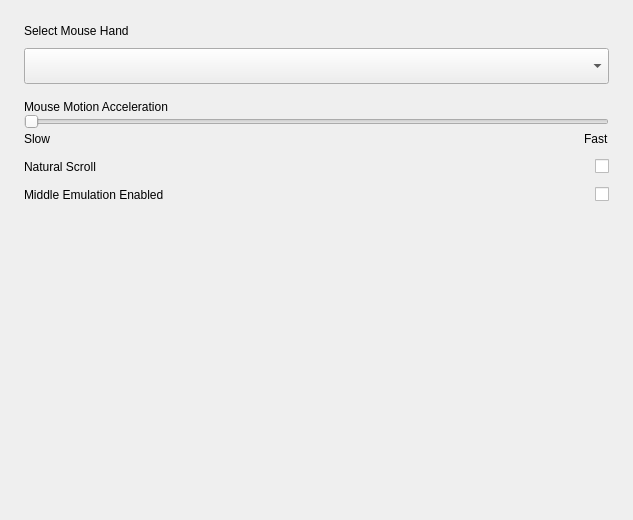
The window that plugins/mouse/src/mouse-page.ui (openeuler-mirror/kiran-control-panel) describes before a commit, drawn with Qt 5.
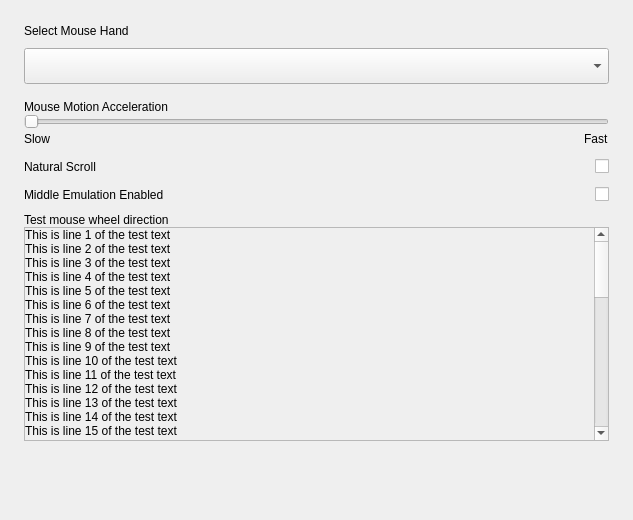
The same window after the commit. Custom widgets are drawn as their Qt base class.

Commit message:
fix(mouse):add mouse wheel direction test if compile with MOUSE_WHEEL_TEST_VISIBLE=ON
- 当编译选项MOUSE_WHEEL_TEST_VISIBLE=ON时，显示文本框用于测试鼠标滚轮方向

Fix #9124

The edit to the form file:
```diff
--- a/plugins/mouse/src/mouse-page.ui
+++ b/plugins/mouse/src/mouse-page.ui
@@ -295,6 +295,143 @@
          </item>
         </layout>
        </item>
+       <item>
+        <spacer name="verticalSpacer_6">
+         <property name="orientation">
+          <enum>Qt::Vertical</enum>
+         </property>
+         <property name="sizeType">
+          <enum>QSizePolicy::Fixed</enum>
+         </property>
+         <property name="sizeHint" stdset="0">
+          <size>
+           <width>20</width>
+           <height>8</height>
+          </size>
+         </property>
+        </spacer>
+       </item>
+       <item>
+        <widget class="QWidget" name="testWidget" native="true">
+         <layout class="QVBoxLayout" name="verticalLayout_3">
+          <property name="spacing">
+           <number>0</number>
+          </property>
+          <property name="leftMargin">
+           <number>0</number>
+          </property>
+          <property name="topMargin">
+           <number>0</number>
+          </property>
+          <property name="rightMargin">
+           <number>0</number>
+          </property>
+          <property name="bottomMargin">
+           <number>0</number>
+          </property>
+          <item>
+           <widget class="QLabel" name="label">
+            <property name="text">
+             <string>Test mouse wheel direction</string>
+            </property>
+           </widget>
+          </item>
+          <item>
+           <widget class="QScrollArea" name="testScrollArea">
+            <property name="widgetResizable">
+             <bool>true</bool>
+            </property>
+            <widget class="QWidget" name="testScrollAreaWidget">
+             <property name="geometry">
+              <rect>
+               <x>0</x>
+               <y>0</y>
+               <width>569</width>
+               <height>900</height>
+              </rect>
+             </property>
+             <layout class="QVBoxLayout" name="verticalLayout">
+              <property name="spacing">
+               <number>0</number>
+              </property>
+              <property name="leftMargin">
+               <number>0</number>
+              </property>
+              <property name="topMargin">
+               <number>0</number>
+              </property>
+              <property name="rightMargin">
+               <number>0</number>
+              </property>
+              <property name="bottomMargin">
+               <number>0</number>
+              </property>
+              <item>
+               <widget class="QLabel" name="label_test">
+                <property name="text">
+                 <string>This is line 1 of the test text
+This is line 2 of the test text
+This is line 3 of the test text
+This is line 4 of the test text
+This is line 5 of the test text
+This is line 6 of the test text
+This is line 7 of the test text
+This is line 8 of the test text
+This is line 9 of the test text
+This is line 10 of the test text
+This is line 11 of the test text
+This is line 12 of the test text
+This is line 13 of the test text
+This is line 14 of the test text
+This is line 15 of the test text
+This is line 16 of the test text
+This is line 17 of the test text
+This is line 18 of the test text
+This is line 19 of the test text
+This is line 20 of the test text
+This is line 21 of the test text
+This is line 22 of the test text
+This is line 23 of the test text
+This is line 24 of the test text
+This is line 25 of the test text
+This is line 26 of the test text
+This is line 27 of the test text
+This is line 28 of the test text
+This is line 29 of the test text
+This is line 30 of the test text
+This is line 31 of the test text
+This is line 32 of the test text
+This is line 33 of the test text
+This is line 34 of the test text
+This is line 35 of the test text
+This is line 36 of the test text
+This is line 37 of the test text
+This is line 38 of the test text
+This is line 39 of the test text
+This is line 40 of the test text
+This is line 41 of the test text
+This is line 42 of the test text
+This is line 43 of the test text
+This is line 44 of the test text
+This is line 45 of the test text
+This is line 46 of the test text
+This is line 47 of the test text
+This is line 48 of the test text
+This is line 49 of the test text
+This is line 50 of the test text</string>
+                </property>
+                <property name="wordWrap">
+                 <bool>true</bool>
+                </property>
+               </widget>
+              </item>
+             </layout>
+            </widget>
+           </widget>
+          </item>
+         </layout>
+        </widget>
+       </item>
        <item>
         <spacer name="verticalSpacer">
          <property name="orientation">
```
The commit also changes 8 other files.
